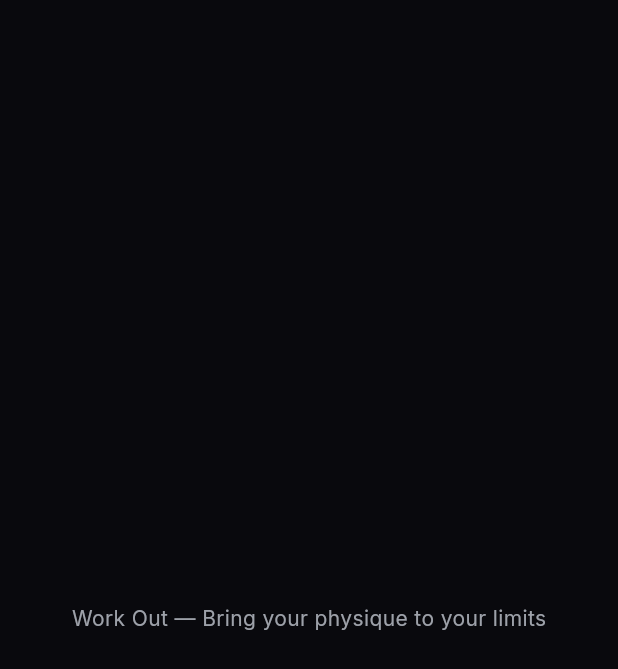
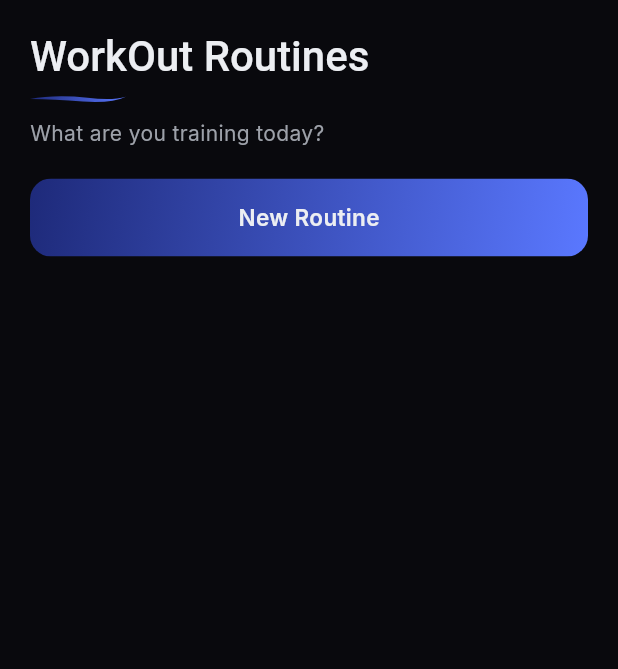
Before and after one commit to LastreWayne/Okami, a Flutter app: the WorkOutScreen screen opened directly, on a phone screen of 412 x 824 dp. Shown: the top 669 px of the screen. Run offline on Flutter 3.47's test engine with Material 3 defaults, Android fonts, the phone set to English and light mode, and no system bars; our stand-ins replace audioplayers, shared_preferences; accounts and stored records are empty; Roboto replaces fonts that are missing (Shippori Mincho).

Commit message:
Workout screen and routine widget (only visual)(Not complete)

```diff
--- a/lib/screens/body/exercise_vault_screen.dart
+++ b/lib/screens/body/exercise_vault_screen.dart
@@ -20,11 +20,12 @@ class ExerciseVaultScreen extends StatelessWidget {
         child: Padding(
           padding: EdgeInsets.all(20),
           child: Column(
+            crossAxisAlignment: CrossAxisAlignment.start,
             children: [
               //Titulo
-              SectionTitle(title: 'Exercise Vault', subtitle: 'Your stored heart of a Routine!'),
+              const SectionTitle(title: 'Exercise Vault', subtitle: 'Your stored heart of a Routine!'),
 
-              SizedBox(height: 20),
+              const SizedBox(height: 20),
 
               //List view situacional
               Expanded(
@@ -32,6 +33,8 @@ class ExerciseVaultScreen extends StatelessWidget {
                     ? BuildEmptyState(msg: 'Your Exercise Vault is empty!')
                     : _buildExerciseList(context, exercises)
               ),
+
+              const SizedBox(height: 20),
 
               //Boton para crear un nuevo ejercicio
               GradientButton(
--- a/lib/screens/body/diet_screen.dart
+++ b/lib/screens/body/starting_routine.dart
@@ -1,13 +1,13 @@
 import 'package:flutter/material.dart';
 
-class DietScreen extends StatelessWidget {
-  const DietScreen({super.key});
+class StartingRoutine extends StatelessWidget {
+  const StartingRoutine({super.key});
 
   @override
   Widget build(BuildContext context) {
     return const Scaffold(
       body: Center(
-        child: Text('Diet — Hawkeye your nutrition'),
+        child: Text('Work in progress...'),
       ),
     );
   }
--- a/lib/screens/body/work_out_screen.dart
+++ b/lib/screens/body/work_out_screen.dart
@@ -1,14 +1,49 @@
 import 'package:flutter/material.dart';
+import 'package:okami/providers/workout_provider.dart';
+import 'package:okami/widgets/workout_widgets.dart';
+import 'package:okami/widgets/app_widgets.dart';
+import 'new_routine_screen.dart';
+import 'edit_routine_screen.dart';
+import 'package:provider/provider.dart';
 
 class WorkOutScreen extends StatelessWidget {
   const WorkOutScreen({super.key});
 
   @override
   Widget build(BuildContext context) {
-    return const Scaffold(
-      body: Center(
-        child: Text('Work Out — Bring your physique to your limits'),
-      ),
+
+    final routines = context.watch<WorkoutProvider>().routines;
+
+
+    return Scaffold(
+      body: SafeArea(
+        child: Padding(
+          padding: EdgeInsets.all(20),
+          child: Column(
+            crossAxisAlignment: CrossAxisAlignment.start,
+            children: [
+              //Titulo
+              const SectionTitle(title: 'WorkOut Routines', subtitle: 'What are you training today?'),
+
+              const SizedBox(height: 20),
+
+              //List view cards de rutinas
+
+
+              //Boton para crear una nueva rutina
+              GradientButton(
+                label: 'New Routine',
+                onPressed: () {
+                  Navigator.push(
+                    context,
+                    MaterialPageRoute(builder: (context) => NewRoutineScreen())
+                  );
+                }
+              )
+            ],
+          ),
+        )
+      )
     );
   }
 }
```
Also changed, not shown: lib/widgets/workout_widgets.dart (+62 -0 lines).
